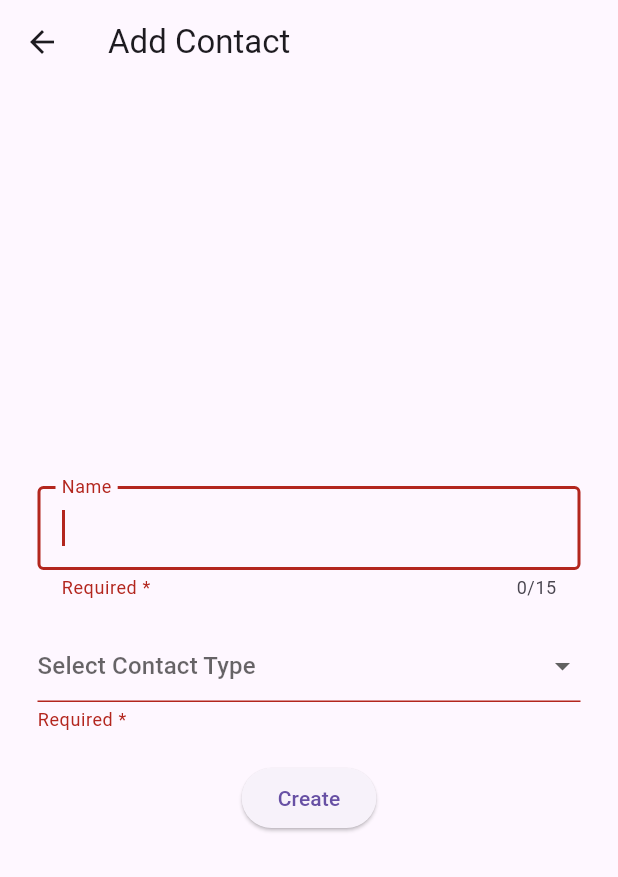
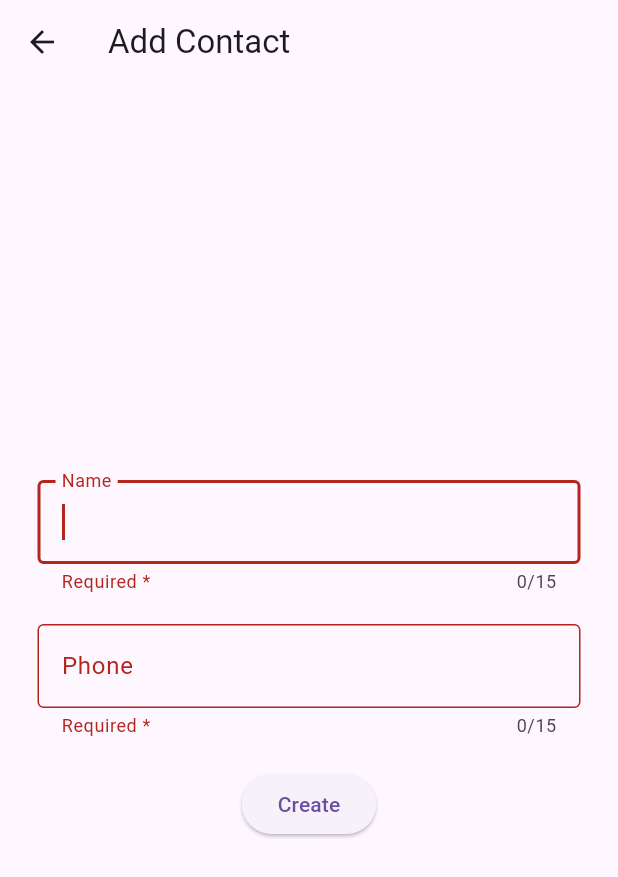
Before and after one commit to famarkcloud/famark-cloud-api-flutter-example, a Flutter app: the CreateContactRecords screen opened directly, after a tap on "Create", on a phone screen of 412 x 824 dp. Shown: the top 877 px of the screen. Run offline on Flutter 3.47's test engine with Material 3 defaults, Android fonts, the phone set to English and light mode, and no system bars; network calls fail.

Commit message:
Code modified to perform CRUD operations on Business Contact entity.

```diff
--- a/lib/Screens/Create_Contact_Record_Screen.dart
+++ b/lib/Screens/Create_Contact_Record_Screen.dart
@@ -1,22 +1,22 @@
 import 'package:flutter/material.dart';
 import '../services/FamarkCloudAPI.dart';
 import 'Display_Contact_Records_Screen.dart';
+//ignore: must_be_immutable
 class CreateContactRecords extends StatelessWidget {
   CreateContactRecords({Key? key}) : super(key: key);
 
   FamarkCloudAPI cloudAPI = FamarkCloudAPI();
   GlobalKey<FormState> formKey = GlobalKey<FormState>();
   TextEditingController nameController = TextEditingController();
-  String? _contactType;
-  final contactTypesList = ['Colleague', 'Family', 'Friend'];
+  TextEditingController phoneController = TextEditingController();
 
   Future createContact() async{
     if(!formKey.currentState!.validate()) {
         return;
     }
     String name = nameController.text;
-    String contactType = _contactType!;
-    await cloudAPI.createRecord(name, contactType);
+    String phone = phoneController.text;
+    await cloudAPI.createRecord(name, phone);
   }
 
   DropdownMenuItem<String> buildMenuItem(String item) =>
@@ -46,8 +46,8 @@ class CreateContactRecords extends StatelessWidget {
                   controller: nameController,
                   autofocus: true,
                   maxLength: 15,
-                  validator: (name){
-                    if(name == null || name.isEmpty){
+                  validator: (value){
+                    if(value == null || value.isEmpty){
                       return "Required *";
                     } else {
                       return null;
@@ -61,19 +61,23 @@ class CreateContactRecords extends StatelessWidget {
                 ),
                 Padding(
                   padding: const EdgeInsets.only(top: 20),
-                  child: DropdownButtonFormField(
-                    value: _contactType,
-                    hint: const Text('Select Contact Type'),
-                    validator: (contactType) {
-                      if(contactType == null || contactType.toString().isEmpty) {
+                  child: TextFormField(
+                    controller: phoneController,
+                    autofocus: true,
+                    maxLength: 15,
+                    validator: (value){
+                      if(value == null || value.isEmpty){
                         return "Required *";
                       } else {
                         return null;
                       }
                     },
-                    items: contactTypesList.map(buildMenuItem).toList(),
-                    onChanged: (contactType) => _contactType = contactType as String?,
-                  )
+                    decoration: const InputDecoration(
+                      border: OutlineInputBorder(),
+
+                      labelText: "Phone",
+                    ),
+                  ),
                 ),
                 Padding(
                   padding: const EdgeInsets.only(top: 20),
--- a/lib/Screens/Display_Contact_Records_Screen.dart
+++ b/lib/Screens/Display_Contact_Records_Screen.dart
@@ -16,7 +16,7 @@ class DisplayState extends State<Display> {
   FamarkCloudAPI cloudAPI = FamarkCloudAPI();
 
   Future setContactRecords() async {
-    List<dynamic> retrievedRecords = await cloudAPI.retrieveRecords() as List;
+    List<dynamic> retrievedRecords = await cloudAPI.retrieveRecords();
     contactRecords = retrievedRecords;
   }
 
@@ -40,21 +40,21 @@ class DisplayState extends State<Display> {
                       showBottomBorder: true,
                       columns: const [
                         DataColumn(label: Text('Name')),
-                        DataColumn(label: Text('Contact Type')),
+                        DataColumn(label: Text('Phone')),
                         DataColumn(label: Text(''))
                       ],
                       rows: contactRecords.map(
                             (element) => DataRow(cells: <DataCell>[
-                          DataCell(Text(element['Name'])),
-                          DataCell(Text(element['ContactType'])),
+                          DataCell(Text(element['LastName'])),
+                          DataCell(Text(element['Phone'])),
                           DataCell(ElevatedButton(
                             child: const Text("Edit"),
                             onPressed: () {
                               print("Element: " + element.toString());
                               print("Runtime Type: " + element.runtimeType.toString());
-                              print("First Name: " + element['Name']);
-                              print("Contact Type: " + element['ContactType']);
-                              print("ContactId : " + element['ContactId']);
+                              print("LastName: " + element['LastName']);
+                              print("Phone: " + element['Phone']);
+                              print("Business_ContactId: " + element['Business_ContactId']);
 
                               Navigator.push(
                                 context,
--- a/lib/services/FamarkCloudAPI.dart
+++ b/lib/services/FamarkCloudAPI.dart
@@ -23,32 +23,32 @@ class FamarkCloudAPI {
 
   Future<List<dynamic>> retrieveRecords() async {
     Map<String, String> retrieveData = {
-      "Columns": "Name, ContactType, ContactId",
-      "OrderBy": "Name"
+      "Columns": "LastName, Phone, Business_ContactId",
+      "OrderBy": "LastName"
     };
     String request = json.encode(retrieveData);
-    var response = await doPost("/Contact/RetrieveMultipleRecords", request);
+    var response = await doPost("/Business_Contact/RetrieveMultipleRecords", request);
     List<dynamic> records = jsonDecode(response!);
     return records;
   }
 
-  Future createRecord(String name, String contactType) async{
+  Future createRecord(String lastName, String phone) async{
     Map<String, String> contactData = {
-      'Name': name,
-      'ContactType': contactType,
+      'LastName': lastName,
+      'Phone': phone,
     };
     String request = json.encode(contactData);
-    await doPost("/Contact/CreateRecord", request);
+    await doPost("/Business_Contact/CreateRecord", request);
   }
 
-  Future updateRecords(String name, String contactType, String contactId) async{
+  Future updateRecords(String lastName, String phone, String contactId) async{
     Map<String, String> contactData = {
-      'ContactId': contactId,
-      'Name': name,
-      'ContactType': contactType,
+      'LastName': lastName,
+      'Phone': phone,
+      'Business_ContactId': contactId,
     };
     String request = json.encode(contactData);
-    await doPost("/Contact/UpdateRecord", request);
+    await doPost("/Business_Contact/UpdateRecord", request);
   }
 
   Future<String?> doPost(String suffixUrl, String body) async {
@@ -66,8 +66,9 @@ class FamarkCloudAPI {
         uri, body: body,
         headers: headers,
       );
+      //Note: although the server returns header as ErrorMessage but Dart api converts it to lowercase errormessage
       if (response.headers.containsKey("errormessage")) {
-        String errorMessage = response.headers["errormessage"] as String;
+        String? errorMessage = response.headers["errormessage"] as String;
         errorDisplayMessage = errorMessage;
         print("Error= " + errorDisplayMessage);
         //handle this error and show on screen
```
Also changed, not shown: lib/Screens/Update_Contact_Record_Screen.dart (+17 -15 lines), 1 other file.
